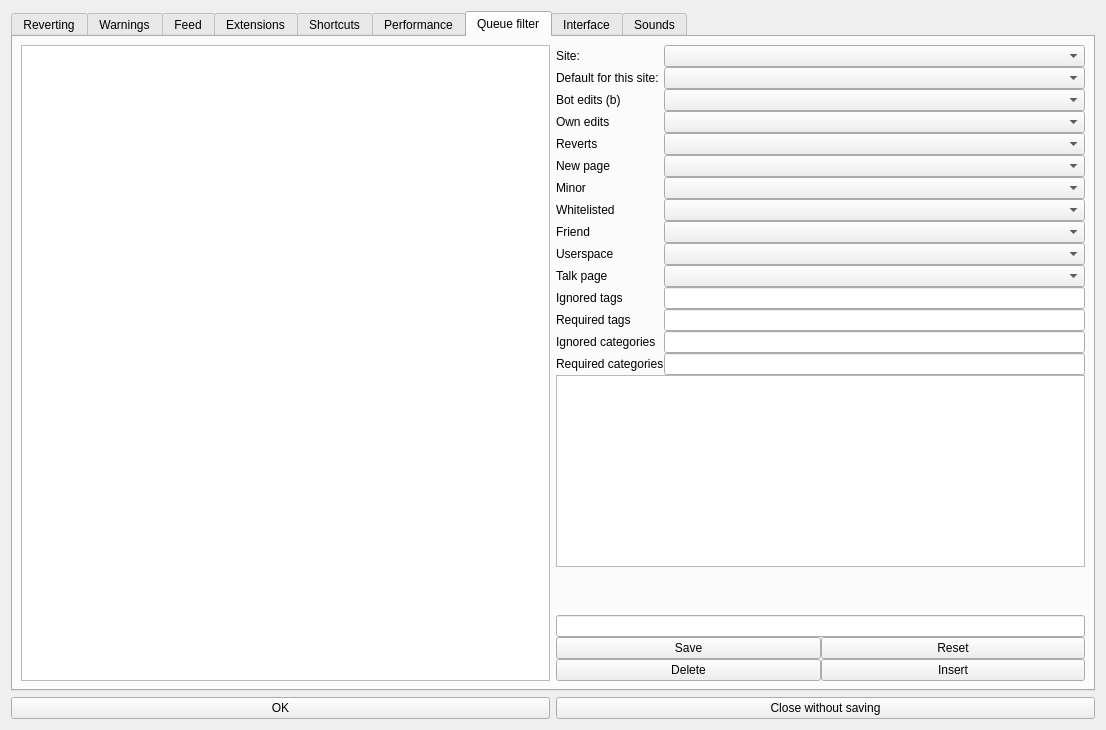
The window that huggle/preferences.ui (huggle/huggle3-qt-lx) describes before a commit, drawn with Qt 5.
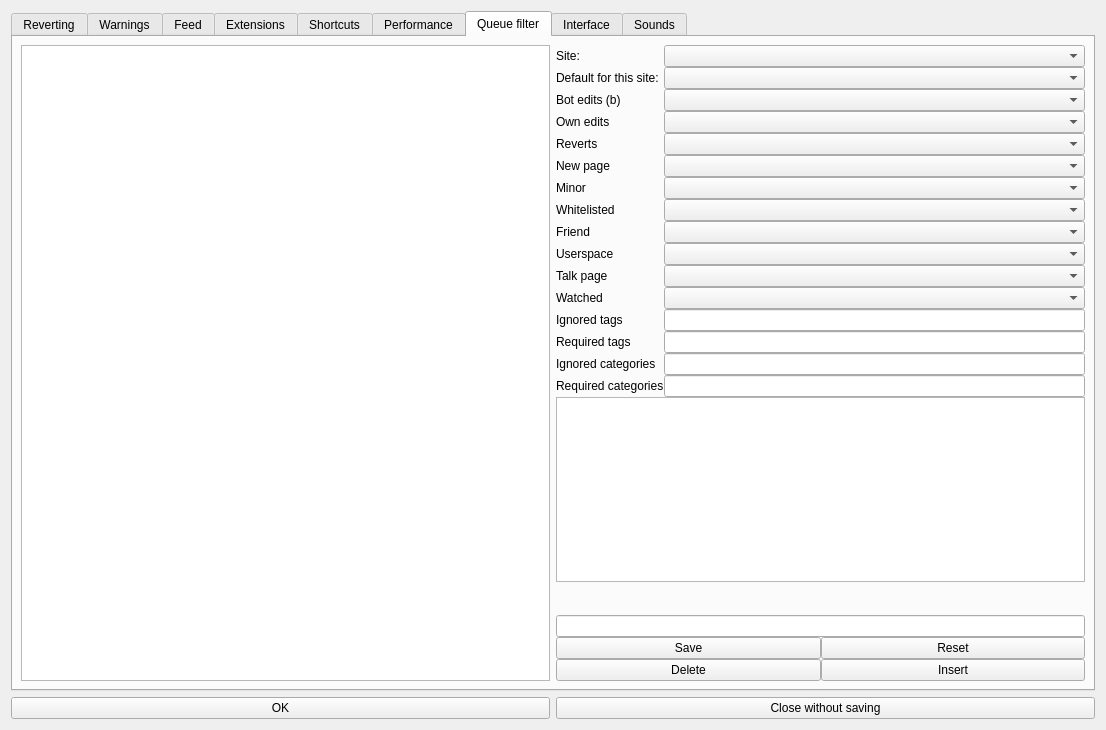
The same window after the commit. The open tabs and pages were chosen to show the change. Icons and pictures are not drawn.

What changed in the file:
```diff
--- a/huggle/preferences.ui
+++ b/huggle/preferences.ui
@@ -685,6 +685,16 @@
            <item row="11" column="1">
             <widget class="QComboBox" name="cbqTp"/>
            </item>
+           <item row="12" column="0">
+            <widget class="QLabel" name="label_watched">
+             <property name="text">
+              <string>Watched</string>
+             </property>
+            </widget>
+           </item>
+           <item row="12" column="1">
+            <widget class="QComboBox" name="cbqWatched"/>
+           </item>
            <item row="1" column="0">
             <widget class="QLabel" name="lSites">
              <property name="text">
@@ -705,44 +715,44 @@
              </property>
             </widget>
            </item>
-           <item row="12" column="0">
+           <item row="13" column="0">
             <widget class="QLabel" name="lFilterIgnoredTags">
              <property name="text">
               <string>Ignored tags</string>
              </property>
             </widget>
            </item>
-           <item row="13" column="0">
+           <item row="14" column="0">
             <widget class="QLabel" name="lRequiredTags">
              <property name="text">
               <string>Required tags</string>
              </property>
             </widget>
            </item>
-           <item row="12" column="1">
-            <widget class="QLineEdit" name="leIgnoredTags"/>
-           </item>
            <item row="13" column="1">
+            <widget class="QLineEdit" name="leIgnoredTags"/>
+           </item>
+           <item row="14" column="1">
             <widget class="QLineEdit" name="leRequiredTags"/>
            </item>
-           <item row="14" column="0">
+           <item row="15" column="0">
             <widget class="QLabel" name="lFilterIgnoredCategories">
              <property name="text">
               <string>Ignored categories</string>
              </property>
             </widget>
            </item>
-           <item row="15" column="0">
+           <item row="16" column="0">
             <widget class="QLabel" name="lRequiredCategories">
              <property name="text">
               <string>Required categories</string>
              </property>
             </widget>
            </item>
-           <item row="14" column="1">
-            <widget class="QLineEdit" name="leIgnoredCategories"/>
-           </item>
            <item row="15" column="1">
+            <widget class="QLineEdit" name="leIgnoredCategories"/>
+           </item>
+           <item row="16" column="1">
             <widget class="QLineEdit" name="leRequiredCategories"/>
            </item>
           </layout>
```
Left out of the diff: 4 changed lines with no effect on the pictures.
